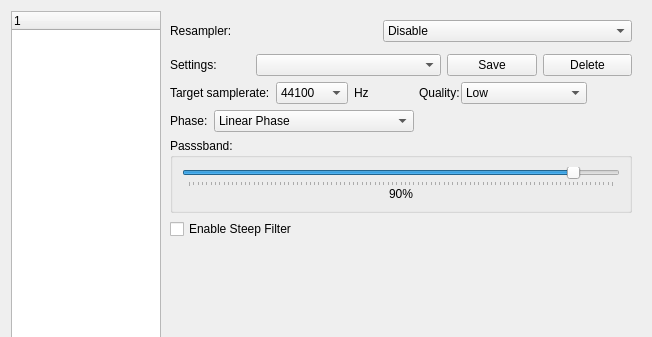
Above: src/xamp/preferencedialog.ui from billlin0904/xamp2 before the change; both pictures show x 0 to 652 and y 0 to 337 of the 652 by 569 pixel window. Below: the same form after it.
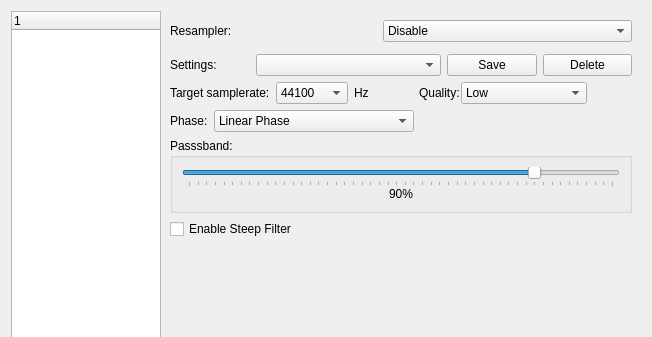
That is the form after the change. The open tabs and pages were chosen to show the change.

Patch:
```diff
--- a/src/xamp/preferencedialog.ui
+++ b/src/xamp/preferencedialog.ui
@@ -472,7 +472,7 @@
                 <item>
                  <widget class="QSlider" name="soxrPassbandSlider">
                   <property name="minimum">
-                   <number>1</number>
+                   <number>50</number>
                   </property>
                   <property name="maximum">
                    <number>99</number>
```
